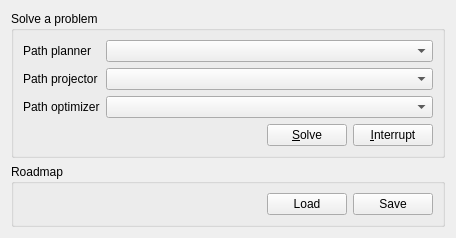
Above: plugins/hppwidgetsplugin/solverwidget.ui from humanoid-path-planner/hpp-gui before the change. Below: the same form after it.
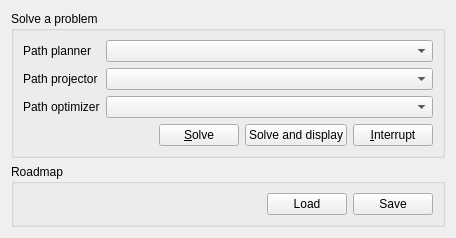
That is the form after the change. Icons and pictures are not drawn.

Commit message: Add ability to display the roadmap when solving.

Patch:
```diff
--- a/plugins/hppwidgetsplugin/solverwidget.ui
+++ b/plugins/hppwidgetsplugin/solverwidget.ui
@@ -83,6 +83,13 @@
           </property>
          </widget>
         </item>
+        <item>
+         <widget class="QPushButton" name="pushButtonSolveAndDisplay">
+          <property name="text">
+           <string>Solve and display</string>
+          </property>
+         </widget>
+        </item>
         <item>
          <widget class="QPushButton" name="pushButtonInterrupt">
           <property name="enabled">
```
Left out of the diff: 1 changed line with no effect on the pictures. The commit also changes 2 other files.
